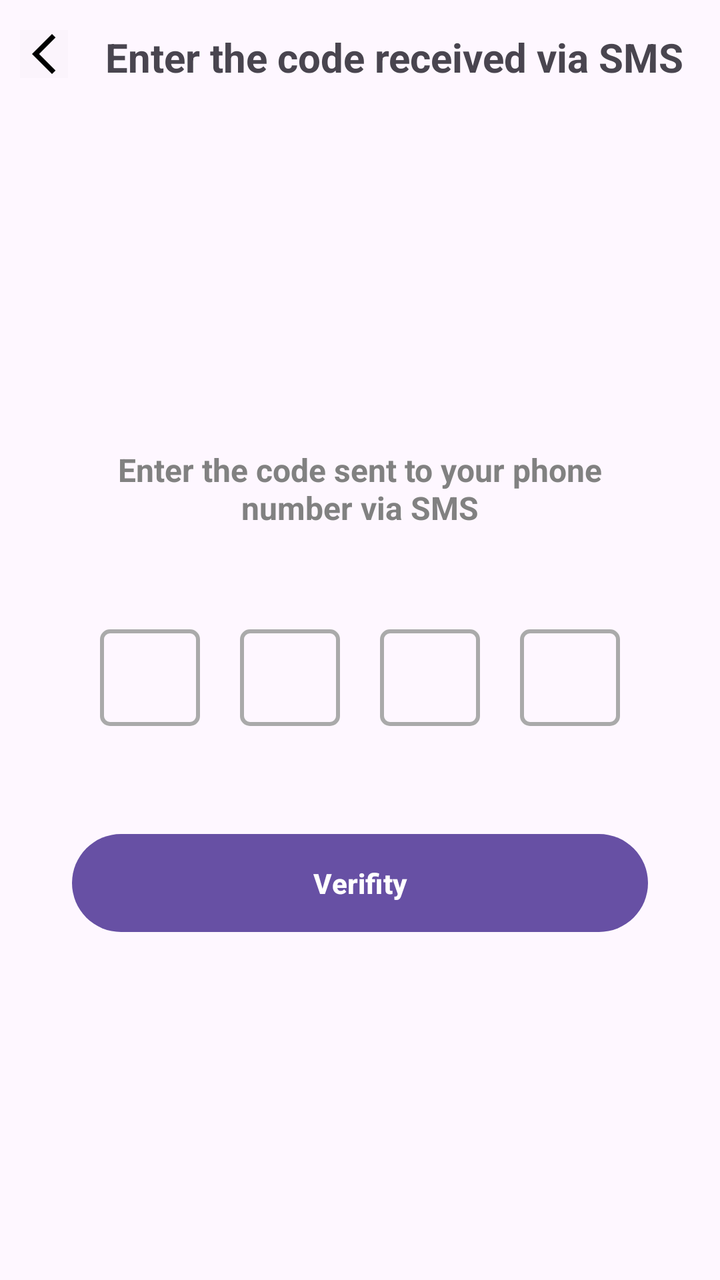
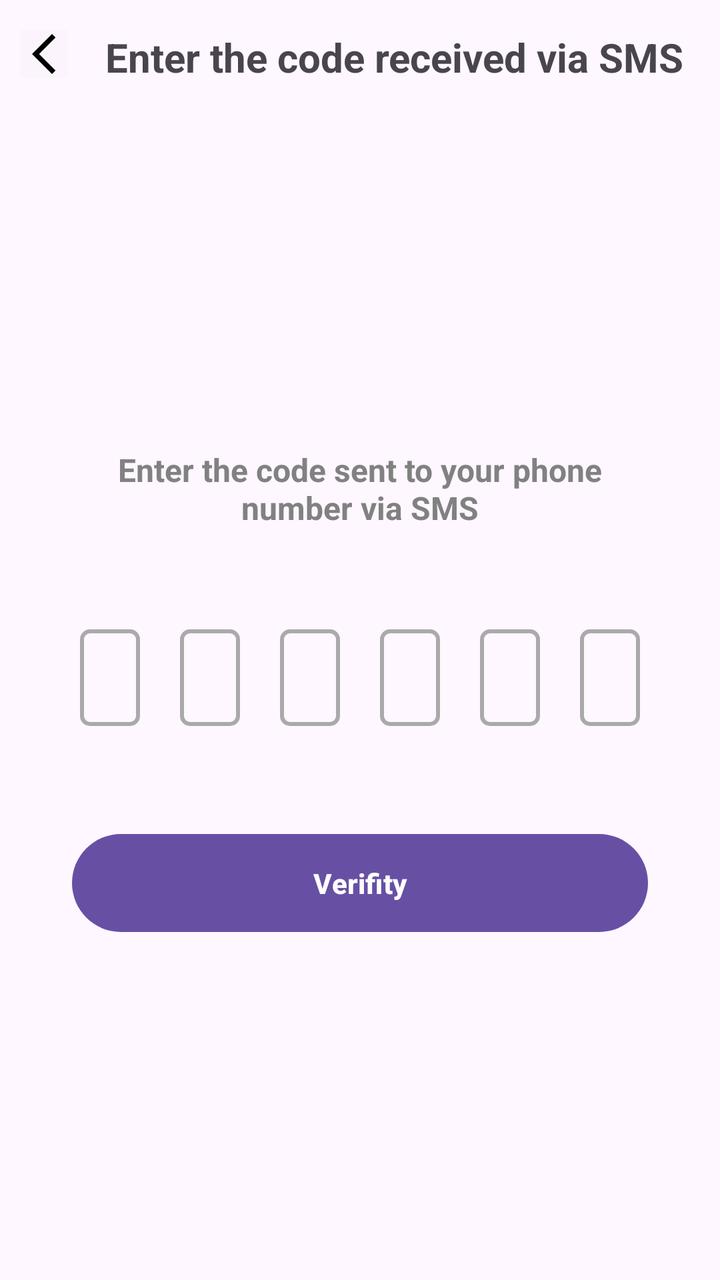

Two renders of the same Android screen: before a commit and after it. Below are the layout's source before the change and the commit's diff.
<!-- AndroidManifest.xml: application theme Theme.MyApplication -->
<!-- res/layout/fragment_verification_code.xml -->
<?xml version="1.0" encoding="utf-8"?>
<androidx.constraintlayout.widget.ConstraintLayout xmlns:android="http://schemas.android.com/apk/res/android"
    xmlns:app="http://schemas.android.com/apk/res-auto"
    xmlns:tools="http://schemas.android.com/tools"
    android:layout_width="match_parent"
    android:layout_height="match_parent"
    tools:context=".presentation.verificationCode.VerificationCodeFragment">

    <ImageButton
        android:id="@+id/btnBack"
        android:layout_width="wrap_content"
        android:layout_height="wrap_content"
        android:layout_marginLeft="10dp"
        android:layout_marginTop="15dp"
        android:background="@color/cardview_shadow_end_color"
        app:layout_constraintLeft_toLeftOf="parent"
        app:layout_constraintRight_toLeftOf="@id/txtWriteVeritificationCode"
        app:layout_constraintTop_toTopOf="parent"
        app:srcCompat="@drawable/arrow_back_ios_new_fill0_wght400_grad0_opsz24" />

    <TextView
        android:id="@+id/txtWriteVeritificationCode"
        android:layout_width="0dp"
        android:layout_height="wrap_content"
        android:layout_marginTop="15dp"
        android:text="@string/WriteVeritificationCode"
        android:textAlignment="center"
        android:textSize="20sp"
        android:textStyle="bold"
        app:layout_constraintLeft_toRightOf="@id/btnBack"
        app:layout_constraintRight_toRightOf="parent"
        app:layout_constraintTop_toTopOf="parent" />

    <TextView
        android:id="@+id/txtEnterCode"
        android:layout_width="0dp"
        android:layout_height="wrap_content"
        android:text="@string/EnterCode"
        app:layout_constraintLeft_toLeftOf="@id/gdlineLeft"
        app:layout_constraintRight_toRightOf="@id/gdlineRight"
        app:layout_constraintTop_toTopOf="@id/gdLineTop"
        android:textSize="16sp"
        android:textColor="@color/gray"
        android:textStyle="bold"
        android:textAlignment="center"
        

        />
    
    <LinearLayout
        android:id="@+id/linearBoxs"
        android:layout_width="0dp"
        android:layout_height="wrap_content"
        android:orientation="horizontal"
        android:gravity="center"
        app:layout_constraintLeft_toLeftOf="@id/gdlineLeft"
        app:layout_constraintRight_toRightOf="@id/gdlineRight"
        app:layout_constraintTop_toBottomOf="@id/txtEnterCode"
        android:layout_marginTop="50dp"
        >

        <EditText
            android:id="@+id/edtCode1"
            android:layout_width="50dp"
            android:layout_height="wrap_content"
            android:gravity="center"
            android:imeOptions="actionNext"
            android:inputType="number"
            android:maxLength="1"
            android:textSize="24sp"
            android:textStyle="bold"
            android:background="@drawable/bg_edit_text_code"/>

        <EditText
            android:id="@+id/edtCode2"
            android:layout_width="50dp"
            android:layout_height="wrap_content"

            android:gravity="center"
            android:imeOptions="actionNext"
            android:inputType="number"
            android:maxLength="1"
            android:textSize="24sp"
            android:textStyle="bold"
            android:layout_marginLeft="20dp"
            android:background="@drawable/bg_edit_text_code"
            />

        <EditText
            android:id="@+id/edtCode3"
            android:layout_width="50dp"
            android:layout_height="wrap_content"

            android:gravity="center"
            android:imeOptions="actionNext"
            android:inputType="number"
            android:maxLength="1"
            android:textSize="24sp"
            android:textStyle="bold"
            android:layout_marginLeft="20dp"
            android:background="@drawable/bg_edit_text_code"/>

        <EditText
            android:id="@+id/edtCode4"
            android:layout_width="50dp"
            android:layout_height="wrap_content"
             android:layout_marginLeft="20dp"
            android:gravity="center"
            android:imeOptions="actionDone"
            android:inputType="number"
            android:maxLength="1"
            android:textSize="24sp"
            android:textStyle="bold"
            android:background="@drawable/bg_edit_text_code"/>
    </LinearLayout>

    <Button
        android:id="@+id/btnVerifityCode"
        android:layout_width="0dp"
        android:layout_height="wrap_content"
        app:layout_constraintLeft_toLeftOf="@id/gdlineLeft"
        app:layout_constraintRight_toRightOf="@id/gdlineRight"
        app:layout_constraintTop_toBottomOf="@id/linearBoxs"
        android:layout_marginTop="50dp"
        android:text="@string/Verifity"
        android:padding="15dp"
        android:textStyle="bold"
        />

    <androidx.constraintlayout.widget.Guideline
        android:id="@+id/gdLineTop"
        android:layout_width="wrap_content"
        android:layout_height="wrap_content"
        android:orientation="horizontal"
        app:layout_constraintGuide_percent="0.35" />

    <androidx.constraintlayout.widget.Guideline
        android:id="@+id/gdlineLeft"
        android:layout_width="wrap_content"
        android:layout_height="wrap_content"
        android:orientation="vertical"
        app:layout_constraintGuide_percent="0.1" />

    <androidx.constraintlayout.widget.Guideline
        android:id="@+id/gdlineRight"
        android:layout_width="wrap_content"
        android:layout_height="wrap_content"
        android:orientation="vertical"
        app:layout_constraintGuide_percent="0.9" />



</androidx.constraintlayout.widget.ConstraintLayout>
<!-- resources referenced by this layout -->
<resources>
  <color name="gray">#818181</color>
  <!-- drawable arrow_back_ios_new_fill0_wght400_grad0_opsz24 (drawable) -->
  <vector xmlns:android="http://schemas.android.com/apk/res/android"
      android:width="24dp"
      android:height="24dp"
      android:viewportWidth="960"
      android:viewportHeight="960">
    <path
        android:fillColor="#FF000000"
        android:pathData="M640,880 L240,480l400,-400 71,71 -329,329 329,329 -71,71Z"/>
  </vector>
  <!-- drawable bg_edit_text_code (drawable) -->
  <?xml version="1.0" encoding="utf-8"?>
  <shape xmlns:android="http://schemas.android.com/apk/res/android">
      <solid android:color="@android:color/transparent" />
  
      <stroke
          android:width="2dp"
          android:color="@android:color/darker_gray" />
  
      <corners android:radius="4dp" />
  
      <padding
          android:left="8dp"
          android:right="8dp"
          android:top="8dp"
          android:bottom="8dp" />
  </shape>
  <string name="EnterCode">Enter the code sent to your phone number via SMS</string>
  <string name="Verifity">Verifity</string>
  <string name="WriteVeritificationCode">Enter the code received via SMS</string>
  <style name="Theme.MyApplication" parent="Base.Theme.MyApplication" />
  <style name="Base.Theme.MyApplication" parent="Theme.Material3.DayNight.NoActionBar">
          
          
      </style>
</resources>

<!-- the commit's change to res/layout/fragment_verification_code.xml (unified diff, before → after) -->
@@ -61,7 +61,7 @@
 
         <EditText
             android:id="@+id/edtCode1"
-            android:layout_width="50dp"
+            android:layout_width="30dp"
             android:layout_height="wrap_content"
             android:gravity="center"
             android:imeOptions="actionNext"
@@ -73,7 +73,7 @@
 
         <EditText
             android:id="@+id/edtCode2"
-            android:layout_width="50dp"
+            android:layout_width="30dp"
             android:layout_height="wrap_content"
 
             android:gravity="center"
@@ -88,7 +88,7 @@
 
         <EditText
             android:id="@+id/edtCode3"
-            android:layout_width="50dp"
+            android:layout_width="30dp"
             android:layout_height="wrap_content"
 
             android:gravity="center"
@@ -102,9 +102,34 @@
 
         <EditText
             android:id="@+id/edtCode4"
-            android:layout_width="50dp"
+            android:layout_width="30dp"
             android:layout_height="wrap_content"
              android:layout_marginLeft="20dp"
+            android:gravity="center"
+            android:imeOptions="actionDone"
+            android:inputType="number"
+            android:maxLength="1"
+            android:textSize="24sp"
+            android:textStyle="bold"
+            android:background="@drawable/bg_edit_text_code"/>
+
+        <EditText
+            android:id="@+id/edtCode5"
+            android:layout_width="30dp"
+            android:layout_height="wrap_content"
+            android:layout_marginLeft="20dp"
+            android:gravity="center"
+            android:imeOptions="actionDone"
+            android:inputType="number"
+            android:maxLength="1"
+            android:textSize="24sp"
+            android:textStyle="bold"
+            android:background="@drawable/bg_edit_text_code"/>
+        <EditText
+            android:id="@+id/edtCode6"
+            android:layout_width="30dp"
+            android:layout_height="wrap_content"
+            android:layout_marginLeft="20dp"
             android:gravity="center"
             android:imeOptions="actionDone"
             android:inputType="number"
